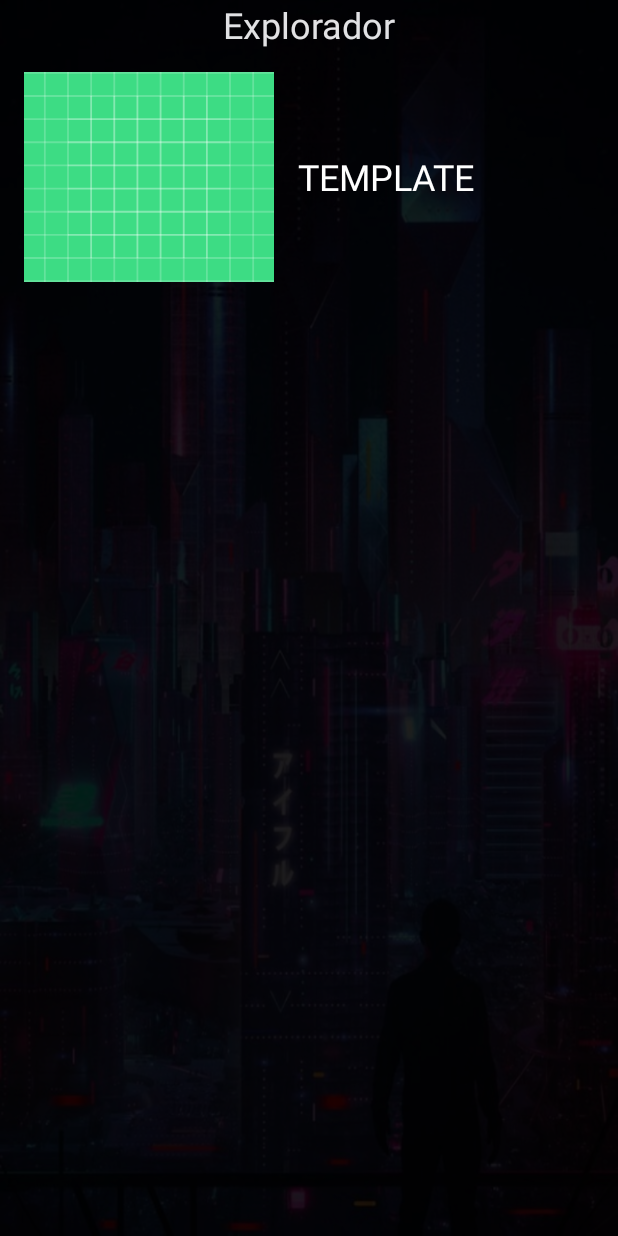
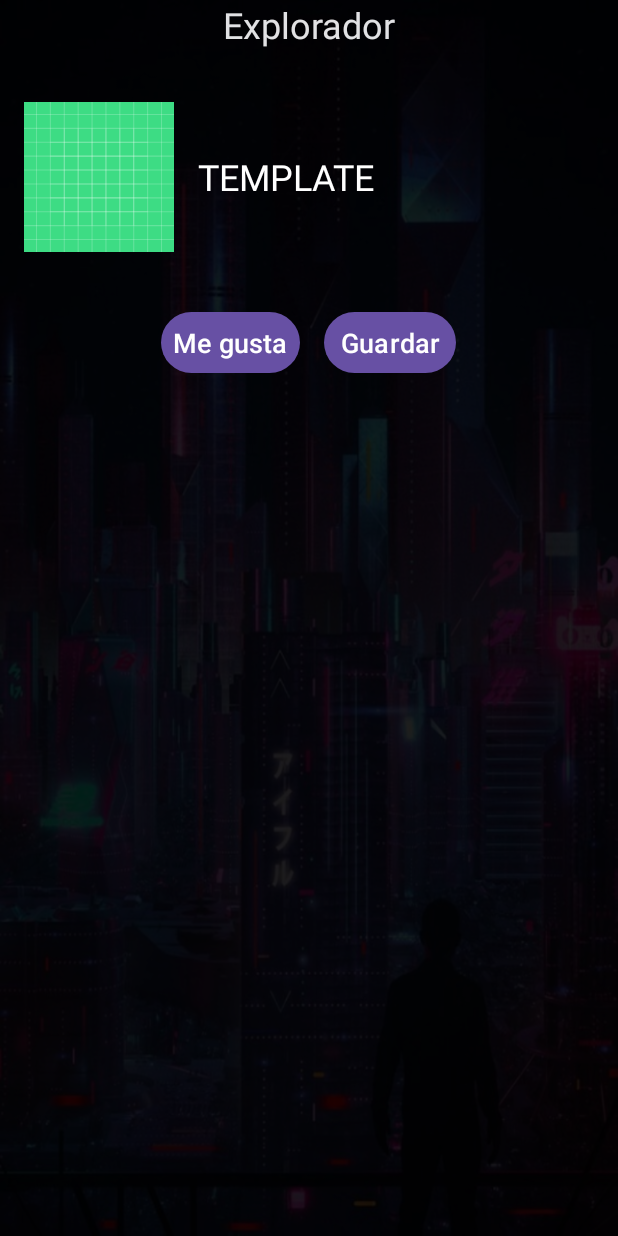
Before and after one commit to SHZTD/Anitrack, an Android app: the Tab1 screen opened through its navigation route, on a phone screen of 412 x 824 dp. Run offline under Robolectric (Android 15) with nearby library versions, the phone set to English and light mode, and no system bars.

Commit message:
pain in the a** with the MVVM/RV

```diff
--- a/app/src/main/java/com/example/anitrack/AnitrackDB.java
+++ b/app/src/main/java/com/example/anitrack/AnitrackDB.java
@@ -16,7 +16,7 @@ import java.util.List;
 
 @Database(entities = { Musica.class }, version = 1, exportSchema = false)
 
-public abstract class AnitrackDB extends RoomDatabase{
+public abstract class AnitrackDB extends RoomDatabase {
     private static volatile AnitrackDB INSTANCIA;
     public abstract AniDao getAnimeDao();
 
--- a/app/src/main/java/com/example/anitrack/Tab1.java
+++ b/app/src/main/java/com/example/anitrack/Tab1.java
@@ -24,4 +24,7 @@ public class Tab1 extends Fragment {
         // return inflater.inflate(R.layout.fragment_tab1, container, false);
         return (binding = FragmentTab1Binding.inflate(inflater, container, false)).getRoot();
     }
+
+
+
 }
--- a/app/src/main/res/layout/fragment_tab1.xml
+++ b/app/src/main/res/layout/fragment_tab1.xml
@@ -29,6 +29,7 @@
         app:layout_constraintTop_toTopOf="parent"
         app:layout_constraintBottom_toBottomOf="parent" />
 
+    <!-- Linear layout con todos los elementos -->
     <LinearLayout
         android:layout_width="match_parent"
         android:layout_height="match_parent"
@@ -41,7 +42,6 @@
         android:layout_marginTop="32dp"
         tools:context=".MostrarElementoFragment">
 
-        <!-- LinearLayout para imagen y nombre, con orientación horizontal -->
         <LinearLayout
             android:layout_width="match_parent"
             android:layout_height="140dp"
@@ -50,8 +50,8 @@
 
             <ImageView
                 android:id="@+id/icono"
-                android:layout_width="250px"
-                android:layout_height="250px"
+                android:layout_width="100dp"
+                android:layout_height="100dp"
                 android:layout_marginEnd="16dp"
                 android:background="@drawable/ic_launcher_background" />
 
@@ -62,7 +62,32 @@
                 android:textColor="@color/white"
                 android:text="TEMPLATE"
                 android:textSize="24sp" />
+        </LinearLayout>
 
+        <LinearLayout
+            android:layout_width="match_parent"
+            android:layout_height="wrap_content"
+            android:orientation="horizontal"
+            android:gravity="center"
+            android:layout_marginTop="16dp">
+
+            <Button
+                android:id="@+id/btn_me_gusta"
+                android:layout_width="wrap_content"
+                android:layout_height="wrap_content"
+                android:text="Me gusta"
+                android:padding="8dp"
+                android:textSize="18sp" />
+
+            <Button
+                android:id="@+id/btn_guardar"
+                android:layout_width="wrap_content"
+                android:layout_height="wrap_content"
+                android:text="Guardar"
+                android:padding="8dp"
+                android:textSize="18sp"
+                android:layout_marginStart="16dp" />
         </LinearLayout>
+
     </LinearLayout>
 </FrameLayout>
```
Also changed, not shown: app/src/main/java/com/example/anitrack/MusicaRepositorio.java (+49 -0 lines), app/src/main/java/com/example/anitrack/MusicaViewModel.java (+53 -1 lines).
